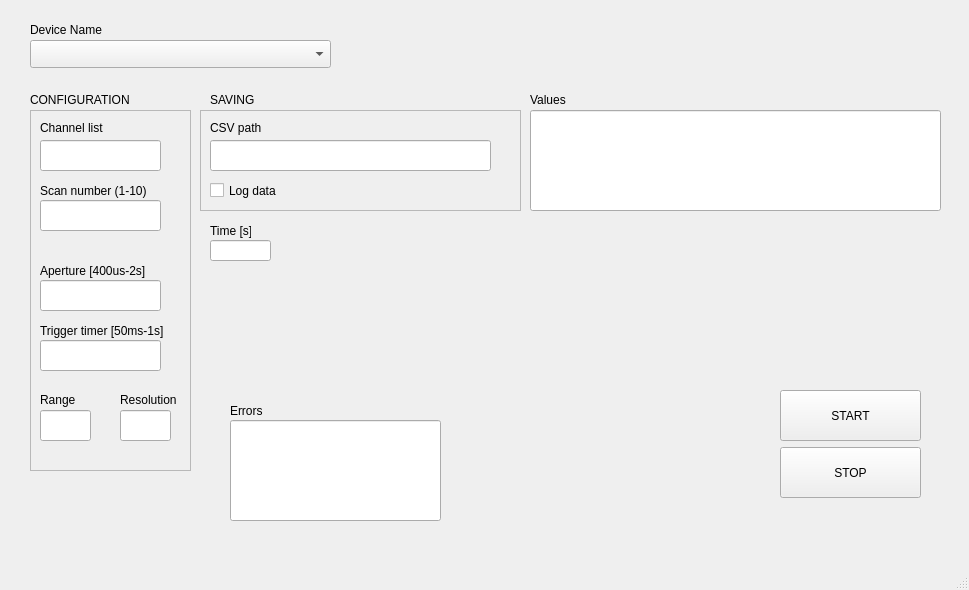
This is Python/Keysight34970A/ATIMini40_GUI.ui in IrisDuMutel/ATIMini40_software as Qt 5 draws it before an edit. The edited form follows.
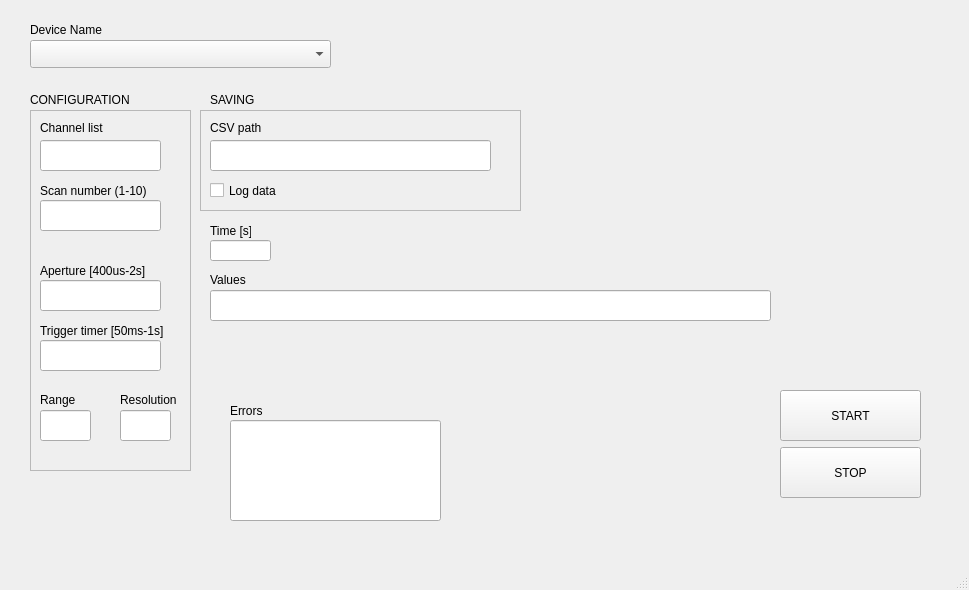
This is the edited form.

Commit message: Updated read me and timer GUI

```diff
--- a/Python/Keysight34970A/ATIMini40_GUI.ui
+++ b/Python/Keysight34970A/ATIMini40_GUI.ui
@@ -275,8 +275,8 @@
    <widget class="QLabel" name="label_9">
     <property name="geometry">
      <rect>
-      <x>530</x>
-      <y>90</y>
+      <x>210</x>
+      <y>270</y>
       <width>111</width>
       <height>20</height>
      </rect>
@@ -337,10 +337,10 @@
    <widget class="QLineEdit" name="lineEdit_Values">
     <property name="geometry">
      <rect>
-      <x>530</x>
-      <y>110</y>
-      <width>411</width>
-      <height>101</height>
+      <x>210</x>
+      <y>290</y>
+      <width>561</width>
+      <height>31</height>
      </rect>
     </property>
    </widget>
```
The commit also changes 2 other files.
